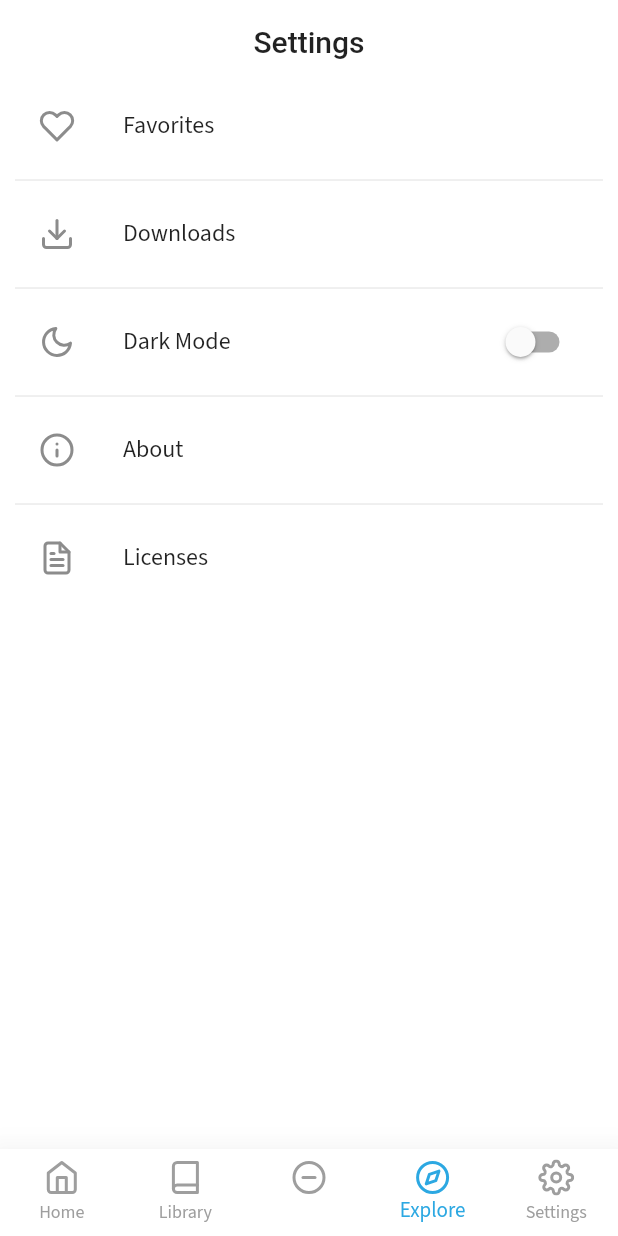
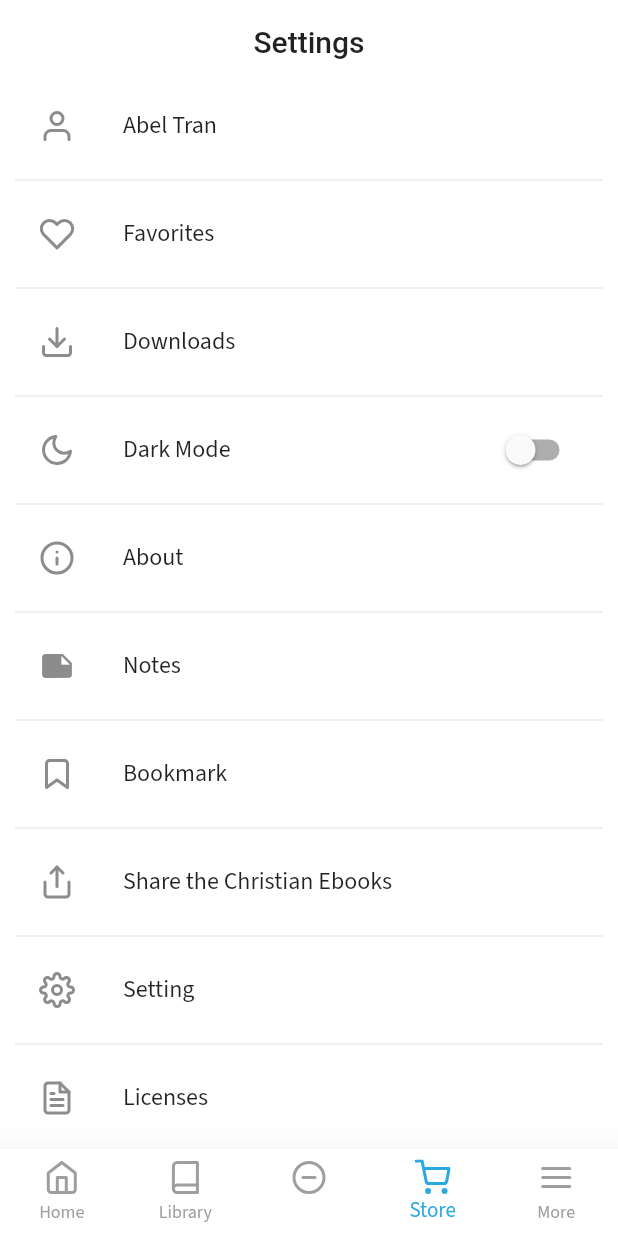
Before and after one commit to abel3t/Christian-Ebooks, a Flutter app: the screen it shows after launch, swiped to page 4, on a phone screen of 412 x 824 dp. Run offline on Flutter 3.47's test engine with Material 2 defaults, Android fonts, the phone set to English and light mode, and no system bars; our stand-ins replace cached_network_image, dio, flutter_icons, flutter_spinkit, fluttertoast, google_fonts and 2 more; missing offline and left inert: epub_kitty, esys_flutter_share, objectdb.

Commit message:
Update some icons in More Screen

```diff
--- a/lib/Screens/More/settings.dart
+++ b/lib/Screens/More/more.dart
@@ -4,8 +4,10 @@ import 'package:christianBooks/Utils/theme_config.dart';
 import 'package:christianBooks/Views/app_provider.dart';
 import 'package:christianBooks/Screens/Others/downloads.dart';
 import 'package:christianBooks/Screens/More/favorites.dart';
+import 'package:christianBooks/Screens/Others/License.dart';
 import 'package:flutter_icons/flutter_icons.dart';
 import 'package:provider/provider.dart';
+import 'package:christianBooks/Screens/More/setting.dart';
 
 class Profile extends StatefulWidget {
   @override
@@ -19,6 +21,10 @@ class _ProfileState extends State<Profile> {
   void initState() {
     super.initState();
     items = [
+      {
+        'icon': Feather.user,
+        'title': 'Abel Tran'
+      },
       {
         'icon': Feather.heart,
         'title': 'Favorites',
@@ -40,9 +46,25 @@ class _ProfileState extends State<Profile> {
         'function': () => showAbout(),
       },
       {
+        'icon': Icons.note,
+        'title': 'Notes'
+      },
+      {
+        'icon': Feather.bookmark,
+        'title': 'Bookmark'
+      },
+      {
+        'icon': Feather.share,
+        'title': 'Share the Christian Ebooks'
+      },
+      {
+        'icon': Feather.settings,
+        'title': 'Setting'
+      },
+      {
         'icon': Feather.file_text,
         'title': 'Licenses',
-        'function': () => _pushPageDialog(LicensePage()),
+        'function': () => _pushPageDialog(License()),
       },
     ];
   }
@@ -64,7 +86,6 @@ class _ProfileState extends State<Profile> {
       body: ListView.separated(
         padding: EdgeInsets.symmetric(horizontal: 10),
         shrinkWrap: true,
-        physics: NeverScrollableScrollPhysics(),
         itemCount: items.length,
         itemBuilder: (BuildContext context, int index) {
           if (items[index]['title'] == 'Dark Mode') {
@@ -134,7 +155,7 @@ class _ProfileState extends State<Profile> {
             'About',
           ),
           content: Text(
-            'Simple eBook app by JideGuru',
+            'Christian Ebooks',
           ),
           actions: <Widget>[
             FlatButton(
--- a/lib/Screens/main.dart
+++ b/lib/Screens/main.dart
@@ -2,7 +2,7 @@ import 'package:flutter/material.dart';
 import 'package:christianBooks/Utils/dialogs.dart';
 import 'package:christianBooks/Screens/Store/explore.dart';
 import 'package:christianBooks/Screens/Home/index.dart';
-import 'package:christianBooks/Screens/More/settings.dart';
+import 'package:christianBooks/Screens/More/more.dart';
 import 'package:flutter_icons/flutter_icons.dart';
 import 'package:christianBooks/Screens/Middle/index.dart';
 
@@ -65,18 +65,18 @@ class _MainScreenState extends State<MainScreen> {
             ),
             BottomNavigationBarItem(
               icon: Icon(
-                Feather.compass,
+                Feather.shopping_cart,
               ),
               title: Text(
-                'Explore',
+                'Store',
               ),
             ),
             BottomNavigationBarItem(
               icon: Icon(
-                Feather.settings,
+                Feather.menu,
               ),
               title: Text(
-                'Settings',
+                'More',
               ),
             ),
           ],
```
Also changed, not shown: lib/Screens/More/setting.dart (added, +32 -0 lines), lib/Screens/Others/License.dart (added, +32 -0 lines), lib/Screens/Auth/Login.dart (added), lib/Screens/Auth/profile.dart (added).
